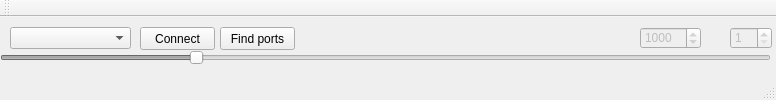
Old version of the form PC/ServoCalibrator/mainwindow.ui in the repository zHexRobotics/zHexUtils.
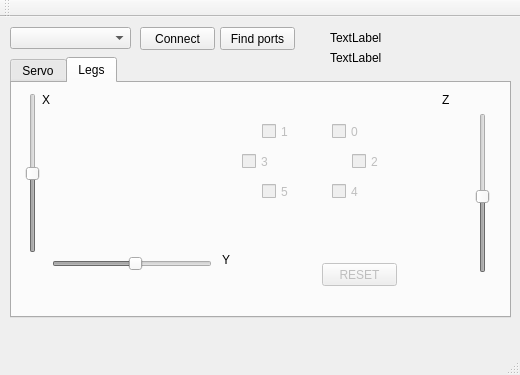
New version of the form. The open tabs and pages were chosen to show the change.

Diff of the .ui file:
```diff
--- a/PC/ServoCalibrator/mainwindow.ui
+++ b/PC/ServoCalibrator/mainwindow.ui
@@ -6,8 +6,8 @@
    <rect>
     <x>0</x>
     <y>0</y>
-    <width>776</width>
-    <height>100</height>
+    <width>520</width>
+    <height>375</height>
    </rect>
   </property>
   <property name="windowTitle">
@@ -50,15 +50,50 @@
      <string>Find ports</string>
     </property>
    </widget>
+   <widget class="QTabWidget" name="tabWidget">
+    <property name="geometry">
+     <rect>
+      <x>10</x>
+      <y>40</y>
+      <width>501</width>
+      <height>261</height>
+     </rect>
+    </property>
+    <property name="currentIndex">
+     <number>0</number>
+    </property>
+    <widget class="QWidget" name="tab">
+     <attribute name="title">
+      <string>Servo</string>
+     </attribute>
+     <widget class="QSpinBox" name="deltaBox">
+      <property name="enabled">
+       <bool>false</bool>
+      </property>
+      <property name="geometry">
+       <rect>
+        <x>430</x>
+        <y>10</y>
+        <width>42</width>
+        <height>22</height>
+       </rect>
+      </property>
+      <property name="minimum">
+       <number>1</number>
+      </property>
+      <property name="maximum">
+       <number>10</number>
+      </property>
+     </widget>
    <widget class="QSlider" name="horizontalSlider">
     <property name="enabled">
      <bool>false</bool>
     </property>
     <property name="geometry">
      <rect>
-      <x>0</x>
-      <y>30</y>
-      <width>771</width>
+        <x>20</x>
+        <y>40</y>
+        <width>451</width>
       <height>22</height>
      </rect>
     </property>
@@ -93,7 +128,7 @@
     </property>
     <property name="geometry">
      <rect>
-      <x>640</x>
+        <x>340</x>
       <y>10</y>
       <width>61</width>
       <height>22</height>
@@ -112,15 +147,20 @@
      <number>1000</number>
     </property>
    </widget>
-   <widget class="QSpinBox" name="deltaBox">
+    </widget>
+    <widget class="QWidget" name="tab_2">
+     <attribute name="title">
+      <string>Legs</string>
+     </attribute>
+     <widget class="QSlider" name="sldrY">
     <property name="enabled">
      <bool>false</bool>
     </property>
     <property name="geometry">
      <rect>
-      <x>730</x>
-      <y>10</y>
-      <width>42</width>
+        <x>40</x>
+        <y>170</y>
+        <width>160</width>
       <height>22</height>
      </rect>
     </property>
@@ -128,7 +168,239 @@
      <number>1</number>
     </property>
     <property name="maximum">
-     <number>10</number>
+       <number>239</number>
+      </property>
+      <property name="value">
+       <number>125</number>
+      </property>
+      <property name="orientation">
+       <enum>Qt::Horizontal</enum>
+      </property>
+     </widget>
+     <widget class="QSlider" name="sldrX">
+      <property name="enabled">
+       <bool>false</bool>
+      </property>
+      <property name="geometry">
+       <rect>
+        <x>10</x>
+        <y>10</y>
+        <width>22</width>
+        <height>160</height>
+       </rect>
+      </property>
+      <property name="minimum">
+       <number>-100</number>
+      </property>
+      <property name="maximum">
+       <number>100</number>
+      </property>
+      <property name="orientation">
+       <enum>Qt::Vertical</enum>
+      </property>
+     </widget>
+     <widget class="QSlider" name="sldrZ">
+      <property name="enabled">
+       <bool>false</bool>
+      </property>
+      <property name="geometry">
+       <rect>
+        <x>460</x>
+        <y>30</y>
+        <width>22</width>
+        <height>160</height>
+       </rect>
+      </property>
+      <property name="minimum">
+       <number>1</number>
+      </property>
+      <property name="maximum">
+       <number>239</number>
+      </property>
+      <property name="value">
+       <number>115</number>
+      </property>
+      <property name="orientation">
+       <enum>Qt::Vertical</enum>
+      </property>
+     </widget>
+     <widget class="QLabel" name="lblX">
+      <property name="geometry">
+       <rect>
+        <x>30</x>
+        <y>10</y>
+        <width>47</width>
+        <height>13</height>
+       </rect>
+      </property>
+      <property name="text">
+       <string>X</string>
+      </property>
+     </widget>
+     <widget class="QLabel" name="lblY">
+      <property name="geometry">
+       <rect>
+        <x>210</x>
+        <y>170</y>
+        <width>47</width>
+        <height>13</height>
+       </rect>
+      </property>
+      <property name="text">
+       <string>Y</string>
+      </property>
+     </widget>
+     <widget class="QLabel" name="lblZ">
+      <property name="geometry">
+       <rect>
+        <x>430</x>
+        <y>10</y>
+        <width>47</width>
+        <height>13</height>
+       </rect>
+      </property>
+      <property name="text">
+       <string>Z</string>
+      </property>
+     </widget>
+     <widget class="QPushButton" name="pushButton">
+      <property name="enabled">
+       <bool>false</bool>
+      </property>
+      <property name="geometry">
+       <rect>
+        <x>310</x>
+        <y>180</y>
+        <width>75</width>
+        <height>23</height>
+       </rect>
+      </property>
+      <property name="text">
+       <string>RESET</string>
+      </property>
+     </widget>
+     <widget class="QCheckBox" name="chbx1">
+      <property name="enabled">
+       <bool>false</bool>
+      </property>
+      <property name="geometry">
+       <rect>
+        <x>250</x>
+        <y>40</y>
+        <width>70</width>
+        <height>17</height>
+       </rect>
+      </property>
+      <property name="text">
+       <string>1</string>
+      </property>
+     </widget>
+     <widget class="QCheckBox" name="chbx3">
+      <property name="enabled">
+       <bool>false</bool>
+      </property>
+      <property name="geometry">
+       <rect>
+        <x>230</x>
+        <y>70</y>
+        <width>70</width>
+        <height>17</height>
+       </rect>
+      </property>
+      <property name="text">
+       <string>3</string>
+      </property>
+     </widget>
+     <widget class="QCheckBox" name="chbx5">
+      <property name="enabled">
+       <bool>false</bool>
+      </property>
+      <property name="geometry">
+       <rect>
+        <x>250</x>
+        <y>100</y>
+        <width>70</width>
+        <height>17</height>
+       </rect>
+      </property>
+      <property name="text">
+       <string>5</string>
+      </property>
+     </widget>
+     <widget class="QCheckBox" name="chbx0">
+      <property name="enabled">
+       <bool>false</bool>
+      </property>
+      <property name="geometry">
+       <rect>
+        <x>320</x>
+        <y>40</y>
+        <width>70</width>
+        <height>17</height>
+       </rect>
+      </property>
+      <property name="text">
+       <string>0</string>
+      </property>
+     </widget>
+     <widget class="QCheckBox" name="chbx2">
+      <property name="enabled">
+       <bool>false</bool>
+      </property>
+      <property name="geometry">
+       <rect>
+        <x>340</x>
+        <y>70</y>
+        <width>70</width>
+        <height>17</height>
+       </rect>
+      </property>
+      <property name="text">
+       <string>2</string>
+      </property>
+     </widget>
+     <widget class="QCheckBox" name="chbx4">
+      <property name="enabled">
+       <bool>false</bool>
+      </property>
+      <property name="geometry">
+       <rect>
+        <x>320</x>
+        <y>100</y>
+        <width>70</width>
+        <height>17</height>
+       </rect>
+      </property>
+      <property name="text">
+       <string>4</string>
+      </property>
+     </widget>
+    </widget>
+   </widget>
+   <widget class="QLabel" name="lblCmd">
+    <property name="geometry">
+     <rect>
+      <x>330</x>
+      <y>10</y>
+      <width>111</width>
+      <height>21</height>
+     </rect>
+    </property>
+    <property name="text">
+     <string>TextLabel</string>
+    </property>
+   </widget>
+   <widget class="QLabel" name="lblUART">
+    <property name="geometry">
+     <rect>
+      <x>330</x>
+      <y>30</y>
+      <width>111</width>
+      <height>21</height>
+     </rect>
+    </property>
+    <property name="text">
+     <string>TextLabel</string>
     </property>
    </widget>
   </widget>
```
Left out of the diff: 2 changed lines with no effect on the pictures. Lines whose indentation alone changed are shown as unchanged.
